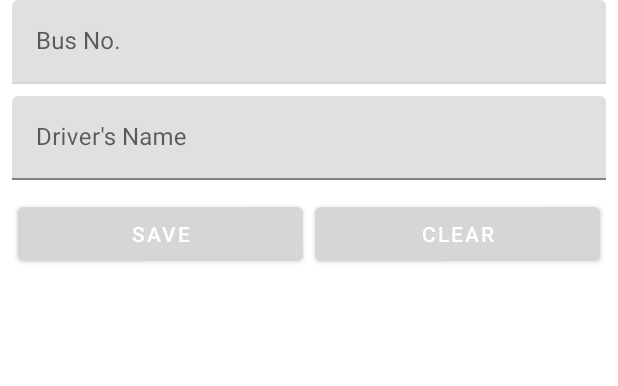
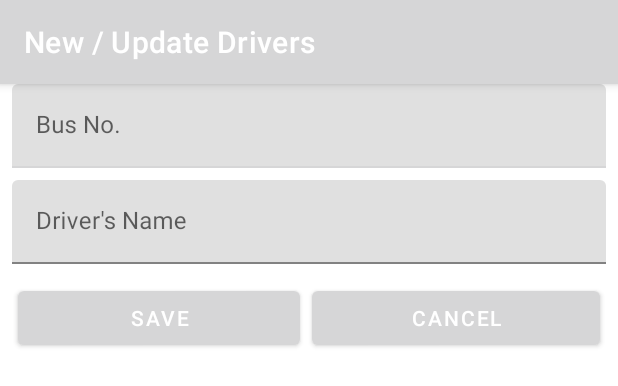
Before and after one commit to kevinatgithub/schoolbustracker, an Android app: the layout activity_buses_form.xml on its own in the app's theme, with its tools: preview values and no code run, on a phone screen of 412 x 824 dp. Shown: the top 386 px of the screen. Run offline under Robolectric (Android 15) with nearby library versions, the phone set to English and light mode, and no system bars; network calls fail.

Commit message:
Renamed Driver... to Bus... Save Bus Details - Get Request

```diff
--- a/Admin/app/src/main/AndroidManifest.xml
+++ b/Admin/app/src/main/AndroidManifest.xml
@@ -14,14 +14,14 @@
         android:supportsRtl="true"
         android:theme="@style/Theme.SchoolBus">
         <activity android:name=".MainActivity"></activity>
-        <activity android:name=".DriversActivity">
+        <activity android:name=".BusesActivity">
             <intent-filter>
                 <action android:name="android.intent.action.MAIN" />
 
                 <category android:name="android.intent.category.LAUNCHER" />
             </intent-filter>
         </activity>
-        <activity android:name=".DriversForm"></activity>
+        <activity android:name=".BusesForm"></activity>
     </application>
 
 </manifest>
--- a/Admin/app/src/main/java/dev/kevin/app/schoolbustrackeradmin/DriversForm.java
+++ /dev/null
@@ -1,13 +0,0 @@
-package dev.kevin.app.schoolbustrackeradmin;
-
-import android.support.v7.app.AppCompatActivity;
-import android.os.Bundle;
-
-public class DriversForm extends AppCompatActivity {
-
-    @Override
-    protected void onCreate(Bundle savedInstanceState) {
-        super.onCreate(savedInstanceState);
-        setContentView(R.layout.activity_drivers_form);
-    }
-}
--- a/Admin/app/src/main/res/layout/activity_drivers_form.xml
+++ b/Admin/app/src/main/res/layout/activity_buses_form.xml
@@ -4,7 +4,20 @@
     xmlns:tools="http://schemas.android.com/tools"
     android:layout_width="match_parent"
     android:layout_height="match_parent"
-    tools:context=".DriversForm">
+    tools:context=".BusesForm">
+
+    <android.support.design.widget.AppBarLayout
+        android:id="@+id/appBarLayout5"
+        android:layout_width="match_parent"
+        android:layout_height="wrap_content">
+
+        <android.support.v7.widget.Toolbar
+            android:id="@+id/app_bar"
+            android:layout_width="match_parent"
+            android:layout_height="?attr/actionBarSize"
+            app:title="New / Update Drivers"
+            app:titleTextColor="#ffffff"/>
+    </android.support.design.widget.AppBarLayout>
 
     <android.support.design.widget.TextInputLayout
         android:id="@+id/textInputLayout"
@@ -15,9 +28,13 @@
         android:focusableInTouchMode="true"
         android:hint="Bus No."
         app:layout_constraintEnd_toEndOf="parent"
-        app:layout_constraintStart_toStartOf="parent">
+        app:layout_constraintHorizontal_bias="0.0"
+        app:layout_constraintStart_toStartOf="parent"
+        app:layout_constraintTop_toBottomOf="@+id/appBarLayout5"
+        tools:layout_editor_absoluteY="78dp">
 
         <android.support.design.widget.TextInputEditText
+            android:id="@+id/txtBusNo"
             android:layout_width="match_parent"
             android:layout_height="wrap_content"
             android:focusableInTouchMode="true" />
@@ -36,6 +53,7 @@
         app:layout_constraintTop_toBottomOf="@+id/textInputLayout">
 
         <android.support.design.widget.TextInputEditText
+            android:id="@+id/txtDriver"
             android:layout_width="match_parent"
             android:layout_height="wrap_content" />
     </android.support.design.widget.TextInputLayout>
@@ -52,21 +70,23 @@
         app:layout_constraintTop_toBottomOf="@+id/textInputLayout2">
 
         <android.support.design.button.MaterialButton
-            android:id="@+id/button2"
+            android:id="@+id/btnSave"
             android:layout_width="wrap_content"
             android:layout_height="wrap_content"
             android:layout_margin="4dp"
             android:layout_weight="1"
             android:text="Save"
-            app:backgroundTint="@color/colorPrimaryDark" />
+            app:backgroundTint="@color/colorPrimaryDark"
+            android:onClick="OnClick_SaveBus"/>
 
         <android.support.design.button.MaterialButton
-            android:id="@+id/button"
+            android:id="@+id/btnCancel"
             android:layout_width="wrap_content"
             android:layout_height="wrap_content"
             android:layout_margin="4dp"
             android:layout_weight="1"
-            android:text="Clear" />
+            android:text="Cancel"
+            android:onClick="OnClick_Cancel"/>
     </LinearLayout>
 
 </android.support.constraint.ConstraintLayout>
```
Also changed, not shown: Admin/app/src/main/java/dev/kevin/app/schoolbustrackeradmin/BusesActivity.java (renamed from Admin/app/src/main/java/dev/kevin/app/schoolbustrackeradmin/DriversActivity.java, +10 -2 lines), Admin/app/src/main/java/dev/kevin/app/schoolbustrackeradmin/BusesForm.java (added, +64 -0 lines), Admin/app/src/main/res/layout/activity_buses.xml (renamed from Admin/app/src/main/res/layout/activity_drivers.xml, +5 -4 lines).
